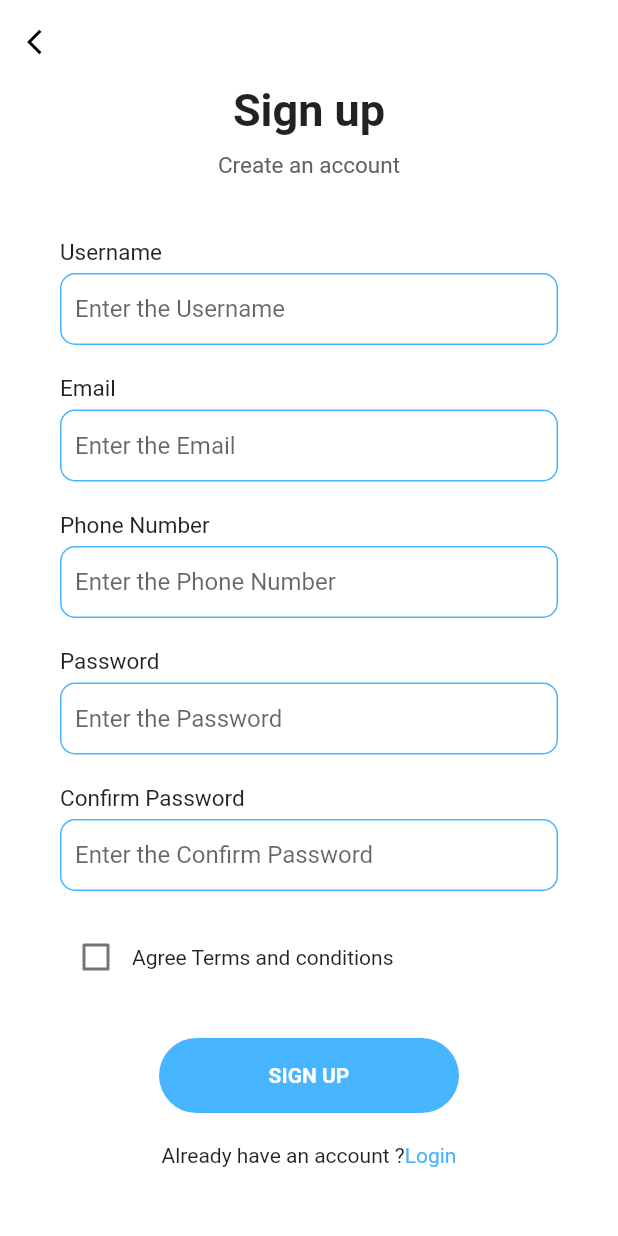
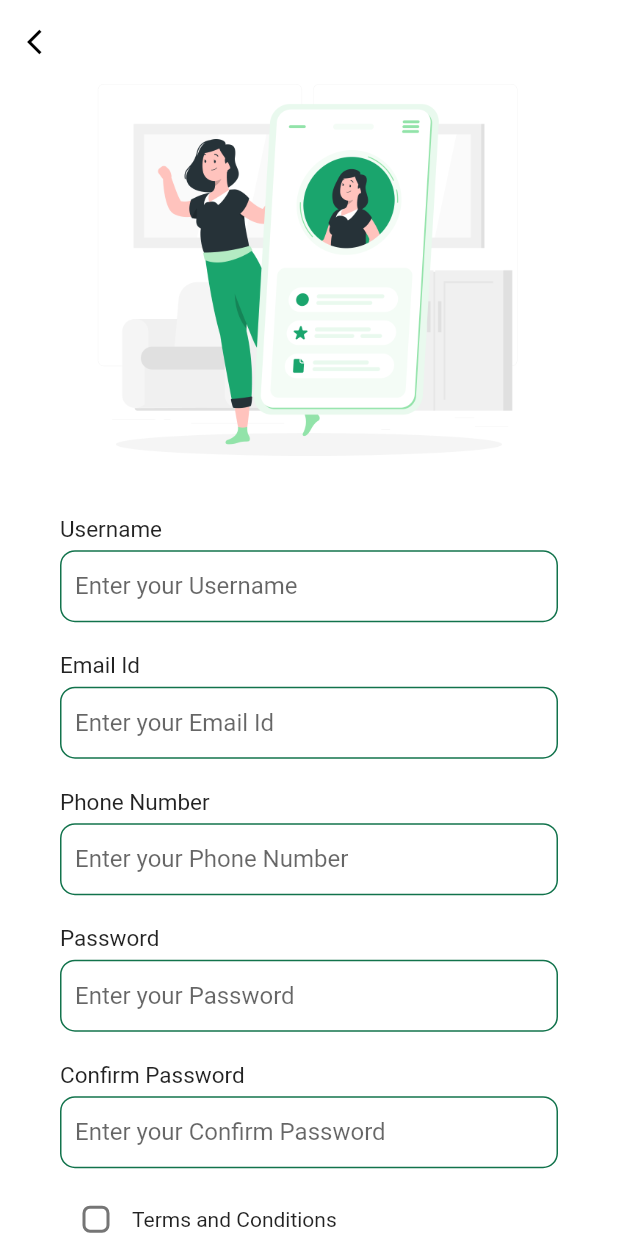
Before and after one commit to gayathri-s15/Flutter, a Flutter app: the screen it shows after launch, on a phone screen of 412 x 824 dp. Run offline on Flutter 3.47's test engine with Material 2 defaults, Android fonts, the light colour scheme and no system bars; our stand-ins replace motion_tab_bar_v2, otp_text_field.

Commit message:
signup minor change

```diff
--- a/lib/main.dart
+++ b/lib/main.dart
@@ -1,3 +1,4 @@
+import 'package:bems/Login.dart';
 import 'package:bems/NavBar.dart';
 import 'package:bems/signup.dart';
 import 'package:flutter/material.dart';
--- a/lib/signup.dart
+++ b/lib/signup.dart
@@ -26,22 +26,13 @@ class _SignUpState extends State<SignUp> {
             padding: EdgeInsets.symmetric(horizontal: 40),
             child: Column(
                 children:[
-                  Text("Sign up",
-                    style: TextStyle(
-                      fontSize: 30,
-                      fontWeight: FontWeight.bold,
-                    ),),
-                  SizedBox(height: 10,),
-                  Text("Create an account",
-                    style: TextStyle(
-                        fontSize: 15,
-                        color:Colors.grey[700]),),
+                  Image.asset('assets/signup.png'),
                   SizedBox(height: 40,),
                   Column(
                     children: [
                       inputFile(label: "Username"),
                       SizedBox(height: 20,),
-                      inputFile(label: "Email"),
+                      inputFile(label: "Email Id"),
                       SizedBox(height: 20,),
                       inputFile(label: "Phone Number"),
                       SizedBox(height: 20,),
@@ -50,27 +41,32 @@ class _SignUpState extends State<SignUp> {
                       inputFile(label: "Confirm Password ", obscureText: true),
                     ],
                   ),
-                  SizedBox(height: 20,),
+                  SizedBox(height: 10,),
                   Row(children: [
                     Checkbox(
+
+                        activeColor: Color(0xff12734C),
+                        shape: RoundedRectangleBorder(
+                          borderRadius: BorderRadius.circular(5),
+                        ),
                         value: checked,
                         onChanged: ((value) {
                           setState(() {
                             checked = value!;
                           });
                         })),
-                    Text("Agree Terms and conditions")
+                    Text("Terms and Conditions")
                   ]),
-                  SizedBox(height: 30,),
+                  SizedBox(height: 20,),
                   GestureDetector(
                     onTap: () {},
                     child: Container(
-                      width: 200,
-                      height: 50,
+                      width: 118,
+                      height: 35,
                       alignment: Alignment.center,
                       decoration: BoxDecoration(
                         borderRadius: BorderRadius.circular(50),
-                        color: Color(0xff47B5FF),
+                        color: Color(0xff12734C),
                       ),
                       child: Center(
                         child: Text(
@@ -94,9 +90,9 @@ class _SignUpState extends State<SignUp> {
                         textAlign: TextAlign.center,
                       ),
                       Text(
-                        'Login',
+                        'Sign In',
                         style: TextStyle(
-                          color: Color(0xff47B5FF),
+                          color: Color(0xff12734C),
                         ),
                         textAlign: TextAlign.center,
                       ),
@@ -129,15 +125,15 @@ Widget inputFile({label, obscureText = false})
           obscureText: obscureText,
           decoration: InputDecoration(
             contentPadding: EdgeInsets.symmetric(horizontal: 10),
+            focusedBorder: OutlineInputBorder(
+                borderRadius: BorderRadius.circular(10),
+                borderSide:
+                const BorderSide(color:Color(0xff12734C), width: 1)),
             enabledBorder: OutlineInputBorder(
                 borderRadius: BorderRadius.circular(10),
                 borderSide:
-                const BorderSide(color:Color(0xff47B5FF), width: 1)),
-            border: OutlineInputBorder(
-                borderRadius: BorderRadius.circular(10),
-                borderSide:
-                const BorderSide(color: Color(0xff47B5FF), width: 1)),
-            hintText: "Enter the "+label,
+                const BorderSide(color: Color(0xff12734C), width: 1)),
+            hintText: "Enter your "+label,
             fillColor: Color(0xff47B5FF),
           )
       ),
```
Also changed, not shown: assets/signup.png.
